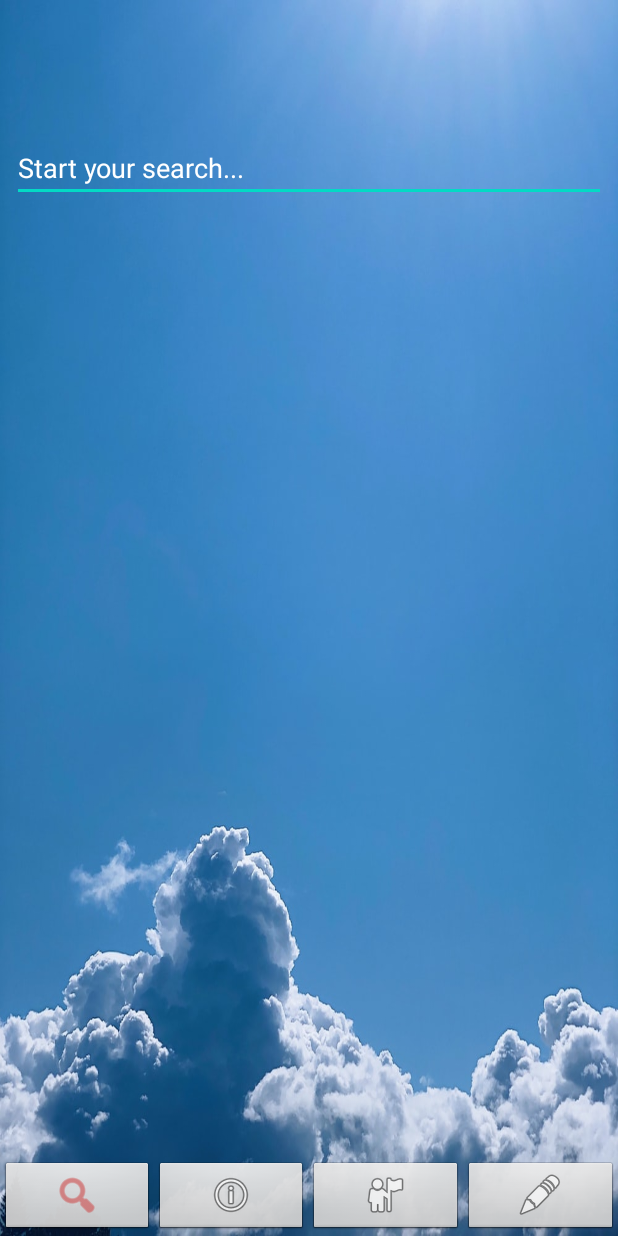
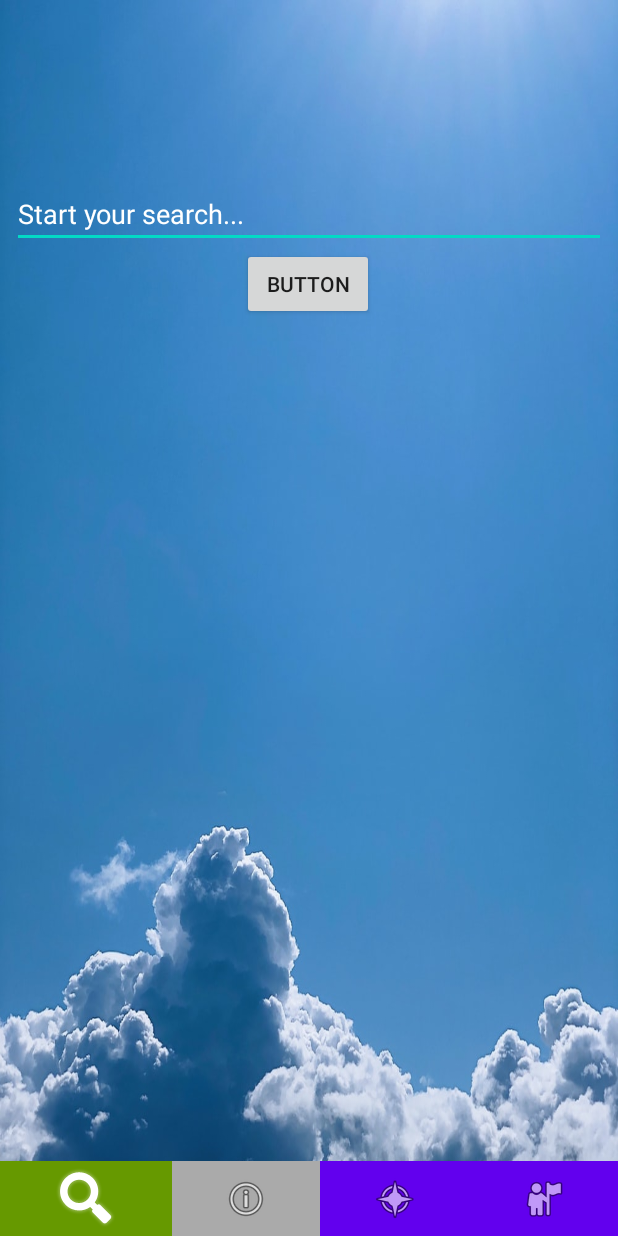
Before and after one commit to n2dah/HCI_Project, an Android app: the screen it shows after launch (MainActivity), on a phone screen of 412 x 824 dp. Run offline under Robolectric (Android 15) with nearby library versions, the light colour scheme and no system bars.

Commit message:
main activity and profile changes

```diff
--- a/app/src/main/res/layout/activity_main.xml
+++ b/app/src/main/res/layout/activity_main.xml
@@ -7,58 +7,13 @@
     android:background="@drawable/clouds"
     tools:context=".MainActivity">
 
-    <LinearLayout
-        android:id="@+id/linearLayout"
-        android:layout_width="0dp"
-        android:layout_height="wrap_content"
-        android:gravity="bottom"
-        android:orientation="horizontal"
-        app:layout_constraintBottom_toBottomOf="parent"
-        app:layout_constraintEnd_toEndOf="parent"
-        app:layout_constraintHorizontal_bias="0.4"
-        app:layout_constraintStart_toStartOf="parent">
-
-        <ImageButton
-            android:id="@+id/imageButton"
-            android:layout_width="wrap_content"
-            android:layout_height="wrap_content"
-            android:layout_weight="1"
-            android:background="@android:drawable/btn_default"
-            android:tint="#CD4949"
-            app:srcCompat="@android:drawable/ic_menu_search" />
-
-        <ImageButton
-            android:id="@+id/imageButton2"
-            android:layout_width="wrap_content"
-            android:layout_height="wrap_content"
-            android:layout_weight="1"
-            android:background="@android:drawable/btn_default"
-            app:srcCompat="@android:drawable/ic_menu_info_details" />
-
-        <ImageButton
-            android:id="@+id/imgBtn_savedCharities"
-            android:layout_width="wrap_content"
-            android:layout_height="wrap_content"
-            android:layout_weight="1"
-            android:background="@android:drawable/btn_default"
-            android:onClick="savedSearchbuttonOnClick"
-            app:srcCompat="@android:drawable/ic_menu_myplaces" />
-
-        <ImageButton
-            android:id="@+id/imageButton4"
-            android:layout_width="wrap_content"
-            android:layout_height="wrap_content"
-            android:layout_weight="1"
-            android:background="@android:drawable/btn_default"
-            app:srcCompat="@android:drawable/ic_menu_edit" />
-    </LinearLayout>
-
     <EditText
         android:id="@+id/editTextTextPersonName2"
         android:layout_width="0dp"
         android:layout_height="wrap_content"
         android:layout_marginStart="8dp"
         android:layout_marginLeft="8dp"
+        android:layout_marginTop="120dp"
         android:layout_marginEnd="8dp"
         android:layout_marginRight="8dp"
         android:ems="10"
@@ -69,11 +24,62 @@
         android:textColorHint="@android:color/background_light"
         android:textColorLink="@android:color/holo_orange_dark"
         android:textCursorDrawable="@android:color/holo_orange_dark"
-        app:layout_constraintBottom_toTopOf="@+id/linearLayout"
         app:layout_constraintEnd_toEndOf="parent"
-        app:layout_constraintHorizontal_bias="0.542"
+        app:layout_constraintHorizontal_bias="1.0"
         app:layout_constraintStart_toStartOf="parent"
-        app:layout_constraintTop_toTopOf="parent"
-        app:layout_constraintVertical_bias="0.123" />
+        app:layout_constraintTop_toTopOf="parent" />
+
+    <LinearLayout
+        android:id="@+id/linearLayout"
+        android:layout_width="0dp"
+        android:layout_height="50dp"
+        android:orientation="horizontal"
+        app:layout_constraintBottom_toBottomOf="parent"
+        app:layout_constraintEnd_toEndOf="parent"
+        app:layout_constraintStart_toStartOf="parent">
+
+        <ImageButton
+            android:id="@+id/imageButton5"
+            android:layout_width="wrap_content"
+            android:layout_height="match_parent"
+            android:layout_weight="1"
+            android:background="@android:color/holo_green_dark"
+            android:tint="#FFFFFF"
+            app:srcCompat="@android:drawable/ic_search_category_default" />
+
+        <ImageButton
+            android:id="@+id/imageButton6"
+            android:layout_width="wrap_content"
+            android:layout_height="match_parent"
+            android:layout_weight="1"
+            android:background="@android:color/darker_gray"
+            app:srcCompat="@android:drawable/ic_menu_info_details" />
+
+        <ImageButton
+            android:id="@+id/imageButton8"
+            android:layout_width="wrap_content"
+            android:layout_height="match_parent"
+            android:layout_weight="1"
+            android:background="@color/colorPrimary"
+            app:srcCompat="@android:drawable/ic_menu_compass" />
+
+        <ImageButton
+            android:id="@+id/imageButton7"
+            android:layout_width="wrap_content"
+            android:layout_height="match_parent"
+            android:layout_weight="1"
+            android:background="@color/colorPrimary"
+            app:srcCompat="@android:drawable/ic_menu_myplaces" />
+    </LinearLayout>
+
+    <Button
+        android:id="@+id/button6"
+        android:layout_width="wrap_content"
+        android:layout_height="wrap_content"
+        android:text="Button"
+        app:layout_constraintEnd_toEndOf="parent"
+        app:layout_constraintHorizontal_bias="0.498"
+        app:layout_constraintStart_toStartOf="parent"
+        app:layout_constraintTop_toBottomOf="@+id/editTextTextPersonName2" />
 
 </androidx.constraintlayout.widget.ConstraintLayout>
```
Also changed, not shown: app/src/main/res/layout/activity_profile.xml (+19 -8 lines).
